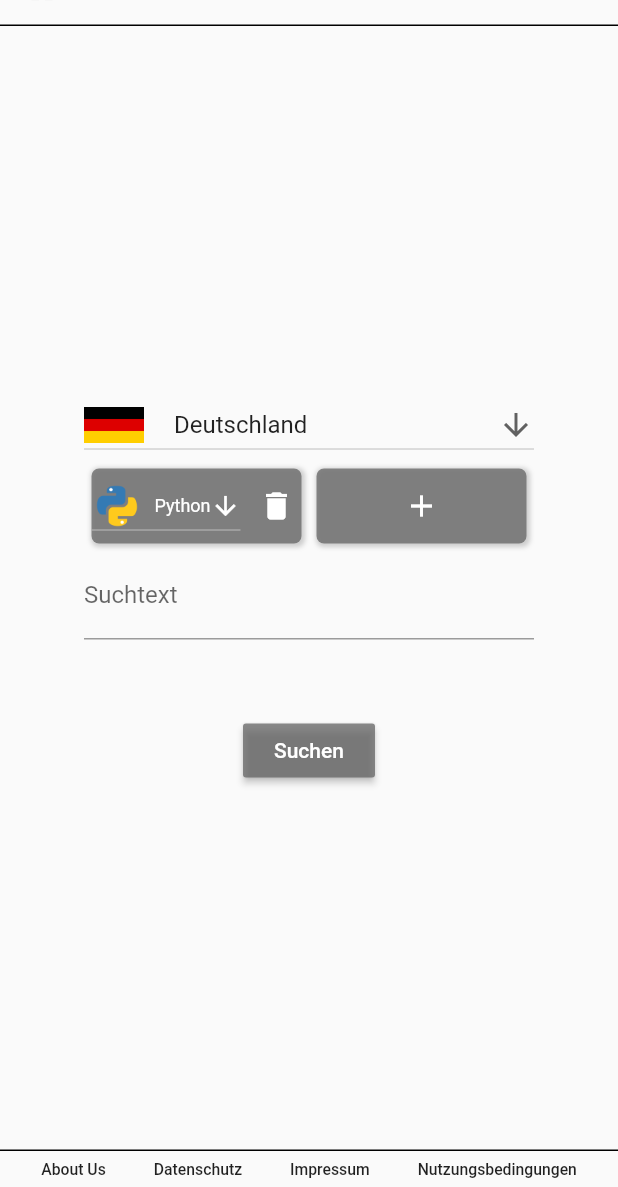
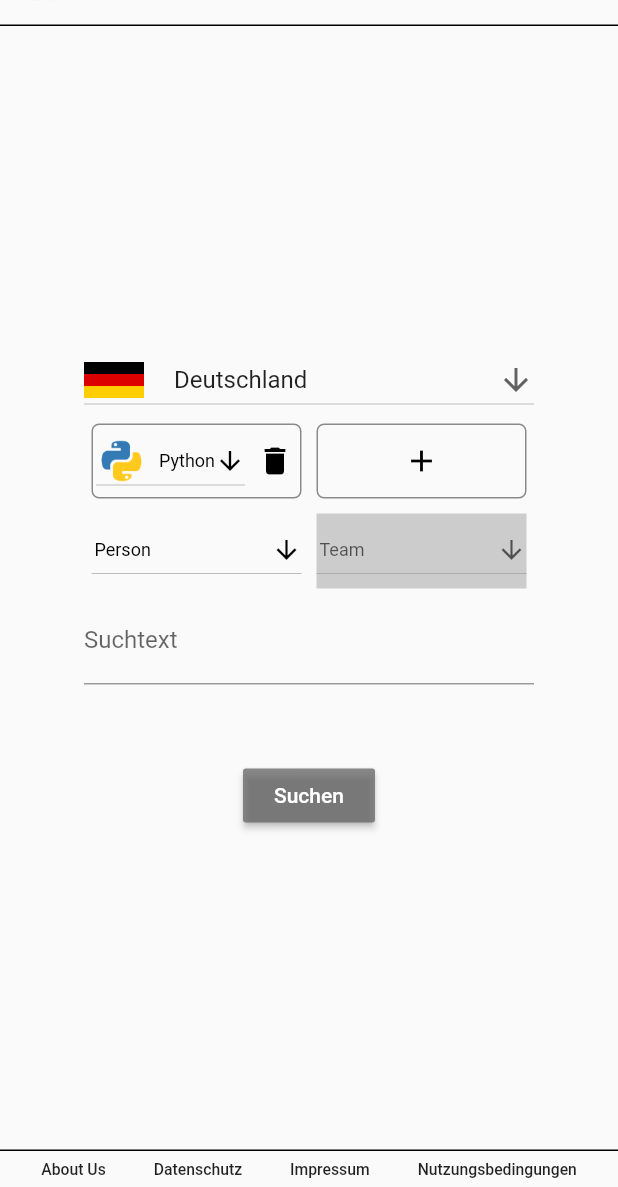
Before and after one commit to homer65/fellowcoder, a Flutter app: the screen it shows after launch, on a phone screen of 412 x 824 dp, the part 49-1236 px from its top. Run offline on Flutter 3.47's test engine with Material 2 defaults, Android fonts, the phone set to English and light mode, and no system bars; our stand-ins replace cloud_firestore, firebase_auth; missing offline and left inert: cooky, dart:html, firebase; accounts and stored records are empty.

Commit message:
added group selection to frontend

```diff
--- a/Fellowcoder_Frontend/lib/global_stuff/own_widgets/own_coding_language_selection.dart
+++ b/Fellowcoder_Frontend/lib/global_stuff/own_widgets/own_coding_language_selection.dart
@@ -78,7 +78,8 @@ class _Own_Coding_Language_Selection_AddState
       margin: EdgeInsets.all(5),
       decoration: BoxDecoration(
           borderRadius: BorderRadius.circular(5),
-        color: global_color_highlight_1,
+          border: Border.all(color: global_color_highlight_1)
+          /*color: global_color_highlight_1,
         boxShadow: [
           BoxShadow(
             color: Colors.grey.withOpacity(0.5),
@@ -86,7 +87,7 @@ class _Own_Coding_Language_Selection_AddState
             blurRadius: 2,
             offset: Offset(1, 1), // changes position of shadow
           ),
-        ],
+        ],*/
           ),
       child: FlatButton(
           onPressed: () {
@@ -98,7 +99,7 @@ class _Own_Coding_Language_Selection_AddState
           },
           child: Icon(
             Icons.add,
-            color: Colors.white,
+            color: Colors.black,
           )),
     );
   }
@@ -131,9 +132,11 @@ class _Own_Coding_Language_Selection_ElementState
       width: widget.width,
       height: widget.height,
       margin: EdgeInsets.all(5),
+      padding: EdgeInsets.only(left: 2),
       decoration: BoxDecoration(
           borderRadius: BorderRadius.circular(5),
-        color: global_color_highlight_1,
+          border: Border.all(color: global_color_highlight_1)
+          /*color: global_color_highlight_1,
         boxShadow: [
           BoxShadow(
             color: Colors.grey.withOpacity(0.5),
@@ -141,7 +144,7 @@ class _Own_Coding_Language_Selection_ElementState
             blurRadius: 2,
             offset: Offset(1, 1), // changes position of shadow
           ),
-        ],
+        ],*/
           ),
       child: Row(
         children: [
@@ -150,15 +153,15 @@ class _Own_Coding_Language_Selection_ElementState
                   value: widget.coding_language_list[widget.index],
                   icon: Icon(
                     Icons.arrow_downward,
-                    color: Colors.white,
+                    color: Colors.black,
                   ),
                   iconSize: 20,
                   elevation: 16,
                   style: TextStyle(
                     fontSize: 12,
-                    color: Colors.white,
+                    color: Colors.black,
                   ),
-                  dropdownColor: global_color_highlight_1.withOpacity(1),
+                  dropdownColor: Colors.white.withOpacity(1),
                   /*underline: Container(
               height: 2,
               color: Colors.deepPurpleAccent,
@@ -212,24 +215,27 @@ class _Own_Coding_Language_Selection_ElementState
                         widget.coding_language_list[widget.index],
                         style: TextStyle(
                           fontSize: 12,
-                          color: Colors.white,
+                          color: Colors.black,
                         ),
                       ),
                     ],
                   ),
                 ),
           widget.enabled
-              ? IconButton(
+              ? SizedBox(
+                  width: 36,
+                  child: IconButton(
                       icon: Icon(
                         Icons.delete,
-                    color: Colors.white,
+                        color: Colors.black,
                       ),
                       onPressed: () {
                         setState(() {
                           widget.coding_language_list.removeAt(widget.index);
                         });
                         widget.update();
-                  })
+                      }),
+                )
               : Container(),
         ],
       ),
--- /dev/null
+++ b/Fellowcoder_Frontend/lib/global_stuff/own_widgets/own_group_goal_select.dart
@@ -0,0 +1,100 @@
+import 'package:Fellowcoder_Frontend/global_stuff/global_variables.dart';
+import 'package:flutter/material.dart';
+
+enum Group_Goal_Select { team, forum, discussion }
+
+class Group_Goal_Select_Info {
+  String name;
+  Group_Goal_Select_Info({this.name});
+}
+
+final Map<Group_Goal_Select, Group_Goal_Select_Info>
+    global_group_goal_select_info = {
+  Group_Goal_Select.team: Group_Goal_Select_Info(name: "Team"),
+  Group_Goal_Select.forum: Group_Goal_Select_Info(name: "Forum"),
+  Group_Goal_Select.discussion: Group_Goal_Select_Info(name: "Diskussion"),
+};
+
+class Own_Group_Goal_Select extends StatefulWidget {
+  bool greyed_out;
+  Group_Goal_Select init_ggs;
+  Function(Group_Goal_Select) on_change;
+  Own_Group_Goal_Select(
+      {this.init_ggs = Group_Goal_Select.team,
+      this.on_change,
+      this.greyed_out = false});
+  @override
+  _Own_Group_Goal_SelectState createState() => _Own_Group_Goal_SelectState();
+}
+
+class _Own_Group_Goal_SelectState extends State<Own_Group_Goal_Select> {
+  Group_Goal_Select ggs;
+  @override
+  void initState() {
+    super.initState();
+    ggs = widget.init_ggs;
+  }
+
+  @override
+  Widget build(BuildContext context) {
+    return Container(
+      margin: EdgeInsets.all(5),
+      width: 140,
+      height: 50,
+      child: Stack(
+        children: [
+          DropdownButton<Group_Goal_Select>(
+            value: ggs,
+            icon: Icon(
+              Icons.arrow_downward,
+              color: Colors.black,
+            ),
+            iconSize: 20,
+            elevation: 16,
+            style: TextStyle(
+              fontSize: 12,
+              color: Colors.black,
+            ),
+            dropdownColor: Colors.white.withOpacity(1),
+            /*underline: Container(
+                  height: 2,
+                  color: Colors.deepPurpleAccent,
+                ),*/
+            onChanged: (Group_Goal_Select newValue) {
+              widget.on_change(newValue);
+              setState(() {
+                ggs = newValue;
+              });
+            },
+            items: Group_Goal_Select.values.map((Group_Goal_Select value) {
+              return DropdownMenuItem<Group_Goal_Select>(
+                value: value,
+                child: SizedBox(
+                  width: 120,
+                  child: Row(
+                    children: [
+                      SizedBox(
+                        width: 2,
+                      ),
+                      Text(
+                        global_group_goal_select_info[value].name,
+                        style: TextStyle(color: Colors.black),
+                      ),
+                    ],
+                  ),
+                ),
+              );
+            }).toList(),
+          ),
+          widget.greyed_out
+              ? Container(
+                  width: 140,
+                  height: 50,
+                  color: Colors.grey.withOpacity(0.5),
+                )
+              : Container(),
+        ],
+      ),
+    );
+  }
+}
--- /dev/null
+++ b/Fellowcoder_Frontend/lib/global_stuff/own_widgets/own_group_person_select.dart
@@ -0,0 +1,90 @@
+import 'package:Fellowcoder_Frontend/global_stuff/global_variables.dart';
+import 'package:flutter/material.dart';
+
+enum Group_Person_Select { group, person }
+
+class Group_Person_Select_Info {
+  String name;
+  Group_Person_Select_Info({this.name});
+}
+
+final Map<Group_Person_Select, Group_Person_Select_Info>
+    global_group_person_select_info = {
+  Group_Person_Select.group: Group_Person_Select_Info(name: "Gruppe"),
+  Group_Person_Select.person: Group_Person_Select_Info(name: "Person"),
+};
+
+class Own_Group_Person_Select extends StatefulWidget {
+  Group_Person_Select init_gps;
+  Function(Group_Person_Select) on_change;
+  Own_Group_Person_Select(
+      {this.init_gps = Group_Person_Select.person, this.on_change});
+  @override
+  _Own_Group_Person_SelectState createState() =>
+      _Own_Group_Person_SelectState();
+}
+
+class _Own_Group_Person_SelectState extends State<Own_Group_Person_Select> {
+  Group_Person_Select gps;
+  @override
+  void initState() {
+    super.initState();
+    gps = widget.init_gps;
+  }
+
+  @override
+  Widget build(BuildContext context) {
+    return Container(
+      margin: EdgeInsets.all(5),
+      width: 140,
+      height: 50,
+      child: Stack(
+        children: [
+          DropdownButton<Group_Person_Select>(
+            value: gps,
+            icon: Icon(
+              Icons.arrow_downward,
+              color: Colors.black,
+            ),
+            iconSize: 20,
+            elevation: 16,
+            style: TextStyle(
+              fontSize: 12,
+              color: Colors.black,
+            ),
+            dropdownColor: Colors.white.withOpacity(1),
+            /*underline: Container(
+                  height: 2,
+                  color: Colors.deepPurpleAccent,
+                ),*/
+            onChanged: (Group_Person_Select newValue) {
+              widget.on_change(newValue);
+              setState(() {
+                gps = newValue;
+              });
+            },
+            items: Group_Person_Select.values.map((Group_Person_Select value) {
+              return DropdownMenuItem<Group_Person_Select>(
+                value: value,
+                child: SizedBox(
+                  width: 120,
+                  child: Row(
+                    children: [
+                      SizedBox(
+                        width: 2,
+                      ),
+                      Text(
+                        global_group_person_select_info[value].name,
+                        style: TextStyle(color: Colors.black),
+                      ),
+                    ],
+                  ),
+                ),
+              );
+            }).toList(),
+          ),
+        ],
+      ),
+    );
+  }
+}
--- a/Fellowcoder_Frontend/lib/homepage.dart
+++ b/Fellowcoder_Frontend/lib/homepage.dart
@@ -2,6 +2,8 @@ import 'package:Fellowcoder_Frontend/global_stuff/backend_com.dart';
 import 'package:Fellowcoder_Frontend/global_stuff/global_variables.dart';
 import 'package:Fellowcoder_Frontend/global_stuff/own_widgets/own_coding_language_selection.dart';
 import 'package:Fellowcoder_Frontend/global_stuff/own_widgets/own_country_select_dropdown.dart';
+import 'package:Fellowcoder_Frontend/global_stuff/own_widgets/own_group_goal_select.dart';
+import 'package:Fellowcoder_Frontend/global_stuff/own_widgets/own_group_person_select.dart';
 import 'package:Fellowcoder_Frontend/search/search_result_page.dart';
 import 'package:flutter/material.dart';
 
@@ -19,6 +21,8 @@ class _HomepageState extends State<Homepage> {
       "country": "Deutschland",
       "coding_languages": ["Python"],
       "search_text": "",
+      "group_person_select": "Person",
+      "group_goal_select": "Team",
     };
   }
 
@@ -32,6 +36,7 @@ class _HomepageState extends State<Homepage> {
           mainAxisSize: MainAxisSize.min,
           children: [
             Own_Country_Select_Dropdown(
+              init_value: global_search_data["country"],
               on_change: (String country) {
                 global_search_data["country"] = country;
               },
@@ -39,6 +44,29 @@ class _HomepageState extends State<Homepage> {
             Own_Coding_Language_Selection(
               coding_language_list: global_search_data["coding_languages"],
               on_change: () {},
+            ),
+            Wrap(
+              runSpacing: 10,
+              children: [
+                Own_Group_Person_Select(
+                  init_gps: Group_Person_Select.person,
+                  on_change: (value) {
+                    setState(() {
+                      global_search_data["group_person_select"] =
+                          global_group_person_select_info[value].name;
+                    });
+                  },
+                ),
+                Own_Group_Goal_Select(
+                  greyed_out:
+                      global_search_data["group_person_select"] == "Person",
+                  init_ggs: Group_Goal_Select.team,
+                  on_change: (value) {
+                    global_search_data["group_goal_select"] =
+                        global_group_goal_select_info[value].name;
+                  },
+                ),
+              ],
             ),
             TextFormField(
               autofocus: false,
--- a/Fellowcoder_Frontend/lib/search/search_result_page.dart
+++ b/Fellowcoder_Frontend/lib/search/search_result_page.dart
@@ -6,6 +6,8 @@ import 'package:Fellowcoder_Frontend/global_stuff/global_variables.dart';
 import 'package:Fellowcoder_Frontend/global_stuff/own_widgets/basic_image.dart';
 import 'package:Fellowcoder_Frontend/global_stuff/own_widgets/own_coding_language_selection.dart';
 import 'package:Fellowcoder_Frontend/global_stuff/own_widgets/own_country_select_dropdown.dart';
+import 'package:Fellowcoder_Frontend/global_stuff/own_widgets/own_group_goal_select.dart';
+import 'package:Fellowcoder_Frontend/global_stuff/own_widgets/own_group_person_select.dart';
 import 'package:Fellowcoder_Frontend/profile/main_profile.dart';
 import 'package:flutter/material.dart';
 
@@ -36,6 +38,8 @@ class _Search_Result_PageState extends State<Search_Result_Page> {
         "country": "Deutschland",
         "coding_languages": [],
         "search_text": "",
+        "group_person_select": "Person",
+        "group_goal_select": "Team",
       };
     }
     initialise();
@@ -58,7 +62,7 @@ class _Search_Result_PageState extends State<Search_Result_Page> {
             title: Text(''),
             backgroundColor: global_color_background_1,
             stretch: true,
-            expandedHeight: 142 +
+            expandedHeight: 200 +
                 ((global_search_data["coding_languages"].length + 1) / 2)
                         .round() *
                     70,
@@ -82,6 +86,31 @@ class _Search_Result_PageState extends State<Search_Result_Page> {
                           coding_language_list:
                               global_search_data["coding_languages"],
                         ),
+                        Wrap(
+                          runSpacing: 10,
+                          children: [
+                            Own_Group_Person_Select(
+                              init_gps: Group_Person_Select.person,
+                              on_change: (value) {
+                                setState(() {
+                                  global_search_data["group_person_select"] =
+                                      global_group_person_select_info[value]
+                                          .name;
+                                });
+                              },
+                            ),
+                            Own_Group_Goal_Select(
+                              greyed_out:
+                                  global_search_data["group_person_select"] ==
+                                      "Person",
+                              init_ggs: Group_Goal_Select.team,
+                              on_change: (value) {
+                                global_search_data["group_goal_select"] =
+                                    global_group_goal_select_info[value].name;
+                              },
+                            ),
+                          ],
+                        ),
                         SizedBox(
                           width: 300,
                           child: TextFormField(
@@ -98,6 +127,9 @@ class _Search_Result_PageState extends State<Search_Result_Page> {
                               labelText: "Suchtext",
                             ),
                           ),
+                        ),
+                        SizedBox(
+                          height: 5,
                         ),
                         RaisedButton(
                           onPressed: () async {
```
Lines whose indentation alone changed are shown as unchanged.
